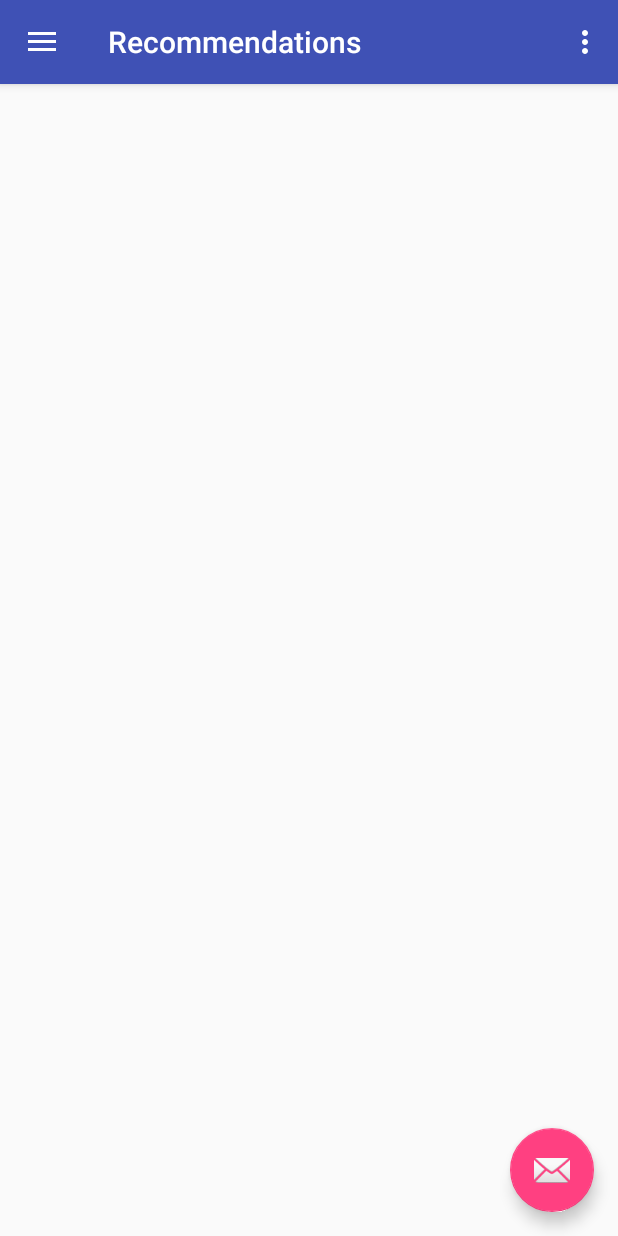
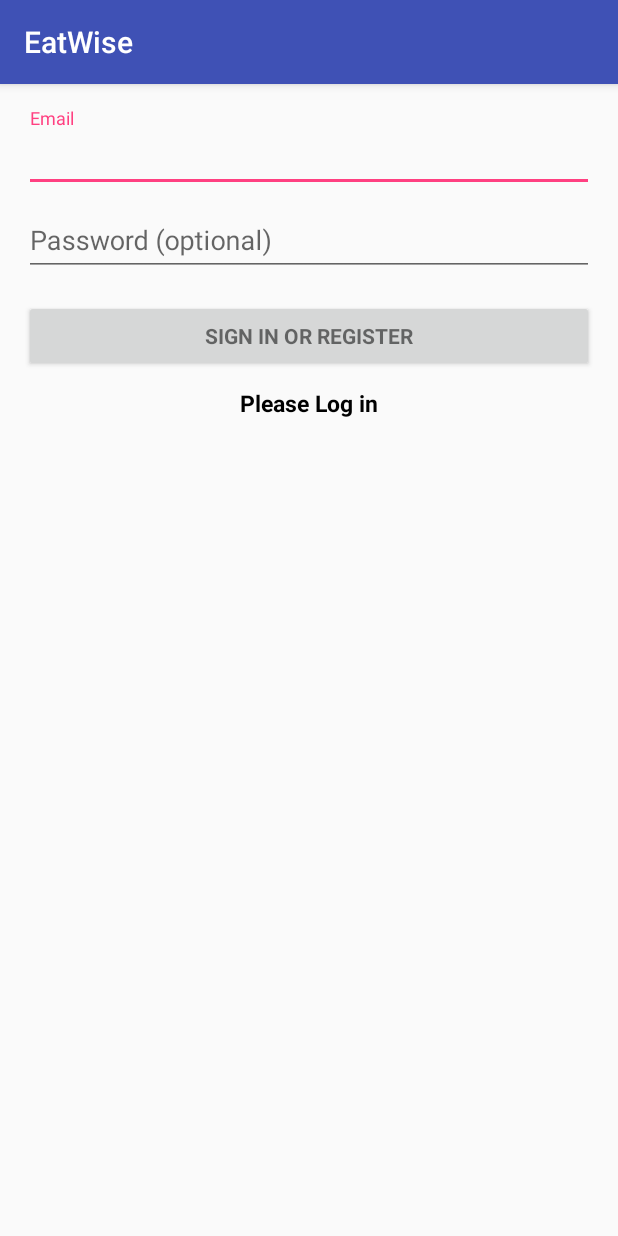
Before and after one commit to wyunhao/teamgg, an Android app: the screen it shows after launch (NavigationDrawerActivity before the commit, LoginActivity after it), on a phone screen of 412 x 824 dp. Run offline under Robolectric (Android 15) with nearby library versions, the phone set to English and light mode, and no system bars; our stand-ins replace Firebase (no records; nobody signed in at launch, a user with empty details on screens opened directly).

Commit message:
add basic login behavior (very basic, and the account used is preadded), email: chenhaojie94@gmail.com password: cs130project

```diff
--- /dev/null
+++ b/EatWise/app/src/main/java/com/example/vince/eatwise/LoginActivity.java
@@ -0,0 +1,171 @@
+package com.example.vince.eatwise;
+
+import android.content.Intent;
+import android.os.Bundle;
+import android.support.annotation.NonNull;
+import android.support.annotation.Nullable;
+import android.support.v7.app.AppCompatActivity;
+import android.text.TextUtils;
+import android.util.Log;
+import android.view.View;
+import android.widget.Button;
+import android.widget.EditText;
+import android.widget.TextView;
+import android.widget.Toast;
+
+import com.google.android.gms.tasks.OnCompleteListener;
+import com.google.android.gms.tasks.Task;
+import com.google.firebase.auth.AuthResult;
+import com.google.firebase.auth.FirebaseAuth;
+import com.google.firebase.auth.FirebaseUser;
+
+/**
+ * The entry activity of the app.
+ * User can login/register from here.
+ */
+
+public class LoginActivity extends AppCompatActivity implements View.OnClickListener {
+    private static final String TAG = "EmailPassword";
+
+    private EditText mEmail;
+    private EditText mPassword;
+    private Button mLogin;
+    private FirebaseAuth mAuth;
+    private TextView mStatus;
+
+
+    @Override
+    protected void onCreate(@Nullable Bundle savedInstanceState) {
+        super.onCreate(savedInstanceState);
+        setContentView(R.layout.activity_login);
+
+        mEmail = (EditText) findViewById(R.id.email);
+        mPassword = (EditText) findViewById(R.id.password);
+        mLogin = (Button) findViewById(R.id.email_sign_in_button);
+        mStatus = (TextView) findViewById(R.id.status_bar);
+        mAuth = FirebaseAuth.getInstance();
+
+        mLogin.setOnClickListener(this);
+
+    }
+
+    @Override
+    protected void onStart() {
+        super.onStart();
+        // TODO: if user already signed in, retrieve corresponding information
+        // Check if user is signed in (non-null) and update UI accordingly.
+        FirebaseUser currentUser = mAuth.getCurrentUser();
+//        updateUI(currentUser);
+        // TODO: change this after correct behaviors are set
+        mAuth.signOut();
+    }
+
+    private void updateUI(FirebaseUser user) {
+        // pass user information to the next Activity: NavigationDrawerActivity
+        if (user != null) {
+            mStatus.setText("log in successfully");
+            Intent intent = new Intent(LoginActivity.this, NavigationDrawerActivity.class);
+            startActivity(intent);
+            // TODO: send credentials specific to User Object to NavigationDrawerActivity
+        } else {
+            mStatus.setText("log in unsuccessful");
+            // TODO: set correct behavior if sign in is unsuccessful
+        }
+    }
+
+    private boolean validateForm() {
+        boolean valid = true;
+
+        String email = mEmail.getText().toString();
+        if (TextUtils.isEmpty(email)) {
+            mEmail.setError("Required.");
+            valid = false;
+        } else {
+            mEmail.setError(null);
+        }
+
+        String password = mPassword.getText().toString();
+        if (TextUtils.isEmpty(password)) {
+            mPassword.setError("Required.");
+            valid = false;
+        } else {
+            mPassword.setError(null);
+        }
+
+        return valid;
+    }
+
+
+    private void createAccount(String email, String password) {
+        Log.d(TAG, "createAccount:" + email);
+        if (!validateForm()) {
+            return;
+        }
+
+        mAuth.createUserWithEmailAndPassword(email, password)
+                .addOnCompleteListener(this, new OnCompleteListener<AuthResult>() {
+                    @Override
+                    public void onComplete(@NonNull Task<AuthResult> task) {
+                        if (task.isSuccessful()) {
+                            // Sign in success, update UI with the signed-in user's information
+                            Log.d(TAG, "createUserWithEmail:success");
+                            FirebaseUser user = mAuth.getCurrentUser();
+                            updateUI(user);
+                        } else {
+                            // If sign in fails, display a message to the user.
+                            Log.w(TAG, "createUserWithEmail:failure", task.getException());
+                            Toast.makeText(LoginActivity.this, "Authentication failed.",
+                                    Toast.LENGTH_SHORT).show();
+                            updateUI(null);
+                        }
+                    }
+                });
+
+    }
+
+    private void signIn(String email, String password) {
+        Log.d(TAG, "signIn" + email);
+        if (!validateForm()) {
+            return;
+        }
+
+        mAuth.signInWithEmailAndPassword(email, password)
+                .addOnCompleteListener(this, new OnCompleteListener<AuthResult>() {
+                    @Override
+                    public void onComplete(@NonNull Task<AuthResult> task) {
+                        if (task.isSuccessful()) {
+                            // Sign in success, update UI with the signed-in user's information
+                            Log.d(TAG, "signInWithEmail:success");
+                            FirebaseUser user = mAuth.getCurrentUser();
+                            updateUI(user);
+                        } else {
+                            // If sign in fails, display a message to the user.
+                            Log.w(TAG, "signInWithEmail:failure", task.getException());
+                            Toast.makeText(LoginActivity.this, "Authentication failed.",
+                                    Toast.LENGTH_SHORT).show();
+                            updateUI(null);
+                        }
+
+                        if (!task.isSuccessful()) {
+                            mStatus.setText(R.string.error_sign_in);
+                        }
+                    }
+                });
+    }
+
+    private void signOut() {
+        mAuth.signOut();
+        updateUI(null);
+    }
+
+    @Override
+    public void onClick(View v) {
+        int i = v.getId();
+        // TODO: add register button and set its click behavior
+        if (i == R.id.email_sign_in_button) {
+            signIn(mEmail.getText().toString(), mPassword.getText().toString());
+        } else {
+            mStatus.setText("What are you clicking");
+        }
+    }
+}
--- /dev/null
+++ b/EatWise/app/src/main/res/layout/activity_login.xml
@@ -0,0 +1,92 @@
+<LinearLayout xmlns:android="http://schemas.android.com/apk/res/android"
+    xmlns:tools="http://schemas.android.com/tools"
+    android:layout_width="match_parent"
+    android:layout_height="match_parent"
+    android:gravity="center_horizontal"
+    android:orientation="vertical"
+    android:paddingBottom="@dimen/activity_vertical_margin"
+    android:paddingLeft="@dimen/activity_horizontal_margin"
+    android:paddingRight="@dimen/activity_horizontal_margin"
+    android:paddingTop="@dimen/activity_vertical_margin"
+    tools:context="com.example.vince.eatwise.LoginActivity">
+
+    <!-- Login progress -->
+    <ProgressBar
+        android:id="@+id/login_progress"
+        style="?android:attr/progressBarStyleLarge"
+        android:layout_width="wrap_content"
+        android:layout_height="wrap_content"
+        android:layout_marginBottom="8dp"
+        android:visibility="gone" />
+
+    <ScrollView
+        android:id="@+id/login_form"
+        android:layout_width="match_parent"
+        android:layout_height="match_parent">
+
+        <LinearLayout
+            android:id="@+id/email_login_form"
+            android:layout_width="match_parent"
+            android:layout_height="wrap_content"
+            android:orientation="vertical">
+
+            <android.support.design.widget.TextInputLayout
+                android:layout_width="match_parent"
+                android:layout_height="wrap_content">
+
+                <EditText
+                    android:id="@+id/email"
+                    android:layout_width="match_parent"
+                    android:layout_height="wrap_content"
+                    android:hint="@string/prompt_email"
+                    android:imeActionId="6"
+                    android:imeActionLabel="@string/action_sign_in_short"
+                    android:imeOptions="actionUnspecified"
+                    android:inputType="textEmailAddress"
+                    android:maxLines="1"
+                    android:singleLine="true" />
+
+            </android.support.design.widget.TextInputLayout>
+
+            <android.support.design.widget.TextInputLayout
+                android:layout_width="match_parent"
+                android:layout_height="wrap_content">
+
+                <EditText
+                    android:id="@+id/password"
+                    android:layout_width="match_parent"
+                    android:layout_height="wrap_content"
+                    android:hint="@string/prompt_password"
+                    android:imeActionId="6"
+                    android:imeActionLabel="@string/action_sign_in_short"
+                    android:imeOptions="actionUnspecified"
+                    android:inputType="textPassword"
+                    android:maxLines="1"
+                    android:singleLine="true" />
+
+            </android.support.design.widget.TextInputLayout>
+
+            <Button
+                android:id="@+id/email_sign_in_button"
+                style="?android:textAppearanceSmall"
+                android:layout_width="match_parent"
+                android:layout_height="wrap_content"
+                android:layout_marginTop="16dp"
+                android:text="@string/action_sign_in"
+                android:textStyle="bold" />
+
+            <TextView
+                android:id="@+id/status_bar"
+                android:layout_width="match_parent"
+                android:layout_height="match_parent"
+                android:gravity="center"
+                android:layout_marginTop="10dp"
+                android:text="Please Log in"
+                android:textSize="15sp"
+                android:textStyle="bold"
+                android:textColor="#000000"
+                />
+
+        </LinearLayout>
+    </ScrollView>
+</LinearLayout>
--- a/EatWise/app/src/main/res/values/strings.xml
+++ b/EatWise/app/src/main/res/values/strings.xml
@@ -9,4 +9,19 @@
     <string name="action_settings">Settings</string>
     <string name="title_recommendation_fragment">Recommendations</string>
     <string name="title_search_fragment">Search</string>
+    <string name="title_activity_login">Sign in</string>
+
+    <!-- Strings related to login -->
+    <string name="prompt_email">Email</string>
+    <string name="prompt_password">Password (optional)</string>
+    <string name="action_sign_in">Sign in or register</string>
+    <string name="action_sign_in_short">Sign in</string>
+    <string name="error_invalid_email">This email address is invalid</string>
+    <string name="error_invalid_password">This password is too short</string>
+    <string name="error_incorrect_password">This password is incorrect</string>
+    <string name="error_field_required">This field is required</string>
+    <string name="permission_rationale">"Contacts permissions are needed for providing email
+        completions."
+    </string>
+    <string name="error_sign_in">Sign in error</string>
 </resources>
--- a/EatWise/build.gradle
+++ b/EatWise/build.gradle
@@ -13,6 +13,7 @@ buildscript {
 
         // NOTE: Do not place your application dependencies here; they belong
         // in the individual module build.gradle files
+        classpath 'com.google.gms:google-services:3.1.0'
     }
 }
 
```
Also changed, not shown: EatWise/app/build.gradle (+7 -3 lines), EatWise/app/src/main/AndroidManifest.xml (+8 -0 lines), 1 other file.
